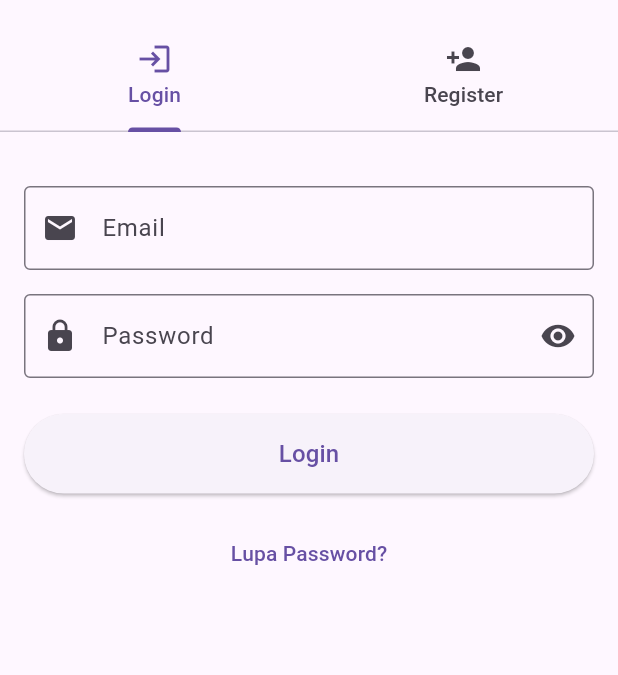
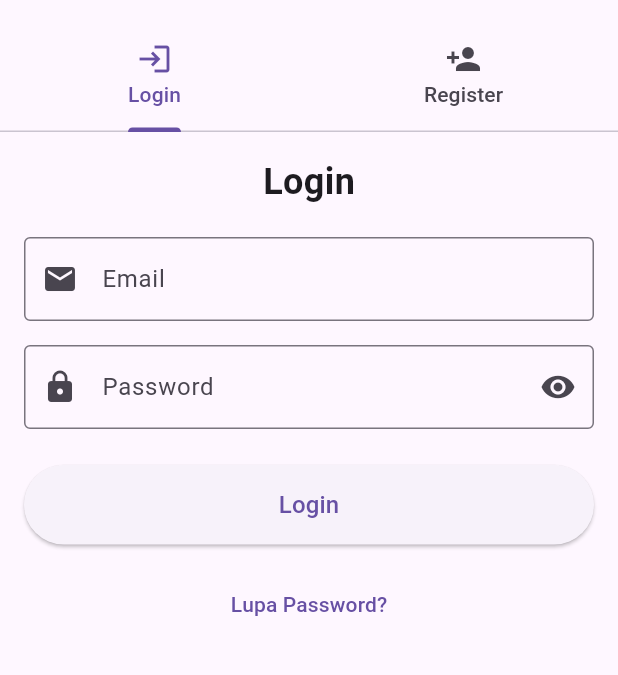
Before and after one commit to dafinsurya4-arch/manajemen_tugas, a Flutter app: the screen it shows after launch, on a phone screen of 412 x 824 dp, the part 63-738 px from its top. Run offline on Flutter 3.47's test engine with Material 3 defaults, Android fonts, the phone set to English and light mode, and no system bars; our stand-ins replace cloud_firestore, firebase_auth, firebase_core, syncfusion_flutter_charts; accounts and stored records are empty.

Commit message:
perbaikan tampilan login

```diff
--- a/lib/screens/auth/login_screen.dart
+++ b/lib/screens/auth/login_screen.dart
@@ -97,6 +97,10 @@ class _LoginScreenState extends State<LoginScreen> {
                 key: _formKey,
                 child: Column(
                   children: [
+                    Text(
+                      'Login',
+                      style: TextStyle(fontSize: 24, fontWeight: FontWeight.bold),
+                    ),
                     SizedBox(height: 20),
                     TextFormField(
                       controller: _emailController,
```
